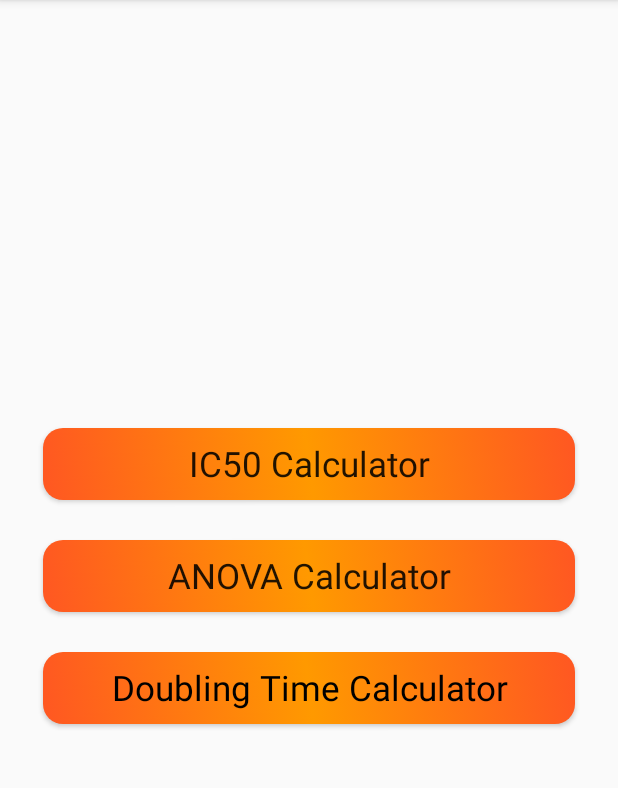
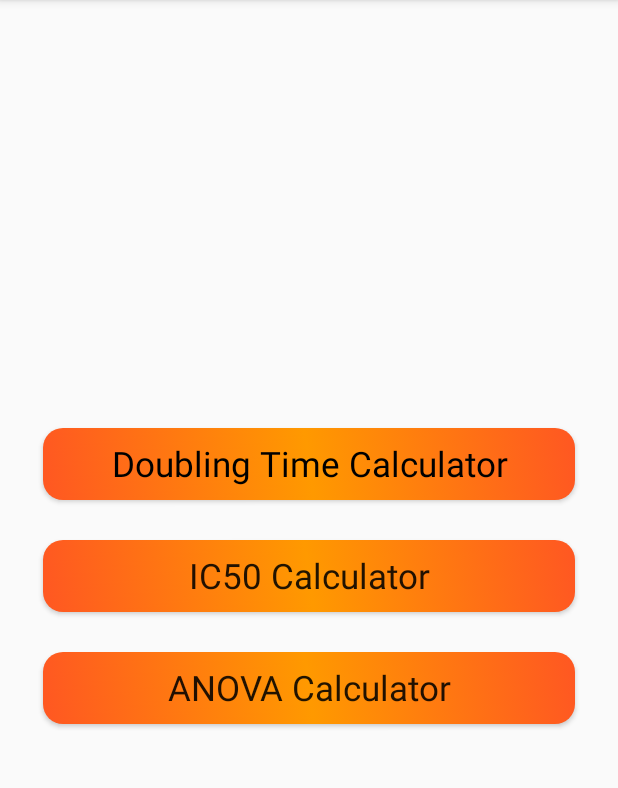
Before and after one commit to faramarzaf/Cell-Calculator, an Android app: the screen it shows after launch (FirstActivity), on a phone screen of 412 x 824 dp, the part 84-872 px from its top. Run offline under Robolectric (Android 15) with nearby library versions, the phone set to English and light mode, and no system bars; our stand-ins replace sdp/ssp sizes.

Commit message:
max char of editText changed to 5

```diff
--- a/app/src/main/res/layout/activity_first.xml
+++ b/app/src/main/res/layout/activity_first.xml
@@ -19,6 +19,19 @@
         >
 
         <Button
+            android:id="@+id/btn_doublingTime"
+            style="@style/Theme.AppCompat.Light"
+            android:layout_width="match_parent"
+            android:layout_height="wrap_content"
+            android:layout_margin="@dimen/_10sdp"
+            android:background="@drawable/bg_btns_firsts"
+            android:text="Doubling Time Calculator"
+            android:textColor="#000"
+            android:textSize="@dimen/_18sdp"
+
+            />
+
+        <Button
             android:id="@+id/btn_ic50"
             style="@style/Theme.AppCompat.Light"
             android:layout_width="match_parent"
@@ -38,19 +51,6 @@
             android:text="ANOVA Calculator"
             android:textSize="@dimen/_18sdp" />
 
-        <Button
-            android:id="@+id/btn_doublingTime"
-            style="@style/Theme.AppCompat.Light"
-            android:layout_width="match_parent"
-            android:layout_height="wrap_content"
-            android:layout_margin="@dimen/_10sdp"
-            android:background="@drawable/bg_btns_firsts"
-            android:text="Doubling Time Calculator"
-            android:textColor="#000"
-            android:textSize="@dimen/_18sdp"
-
-            />
-
 
     </LinearLayout>
 
--- a/app/src/main/res/layout/activity_main.xml
+++ b/app/src/main/res/layout/activity_main.xml
@@ -50,7 +50,7 @@
                     app:errorColor="#000000"
                     app:hasClearButton="true"
                     app:labelText="Initial Concentration"
-                    app:maxCharacters="3"
+                    app:maxCharacters="5"
 
                     app:minCharacters="1"
                     app:panelBackgroundColor="#FFFFFF"
@@ -74,7 +74,7 @@
                     app:errorColor="#000000"
                     app:hasClearButton="true"
                     app:labelText="Final Concentration"
-                    app:maxCharacters="3"
+                    app:maxCharacters="5"
                     app:minCharacters="1"
                     app:panelBackgroundColor="#FFFFFF"
                     app:primaryColor="@color/GREEN">
@@ -97,7 +97,7 @@
                     app:errorColor="#000000"
                     app:hasClearButton="true"
                     app:labelText="Duration (hour)"
-                    app:maxCharacters="3"
+                    app:maxCharacters="5"
 
                     app:minCharacters="1"
                     app:panelBackgroundColor="#FFFFFF"
```
